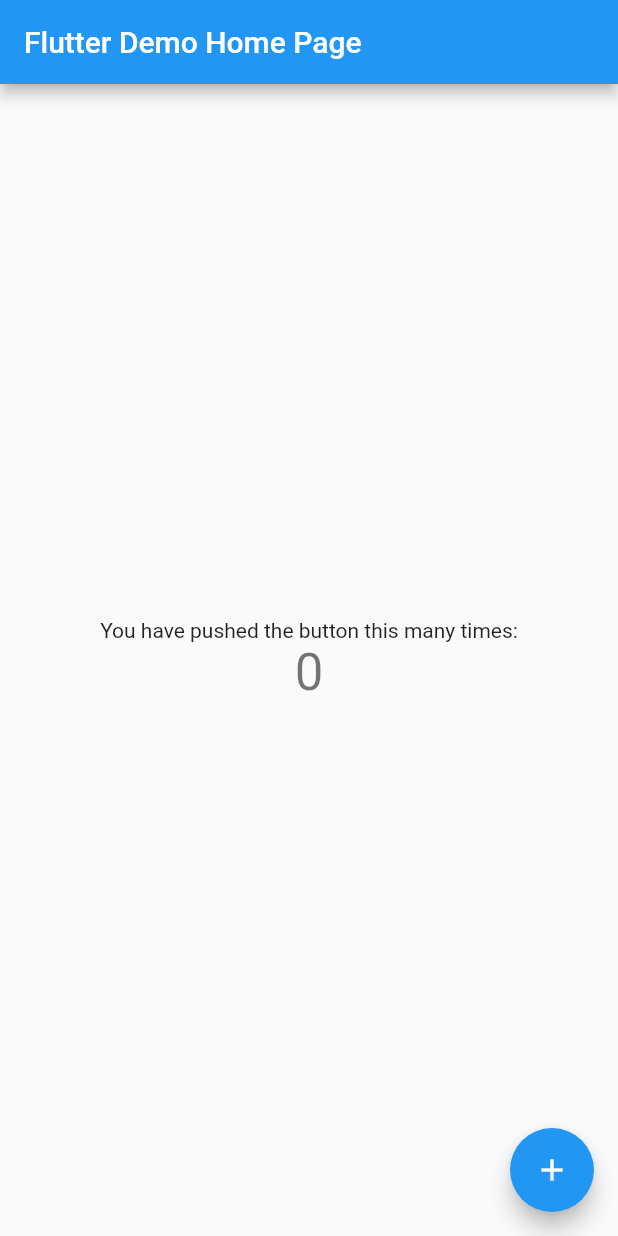
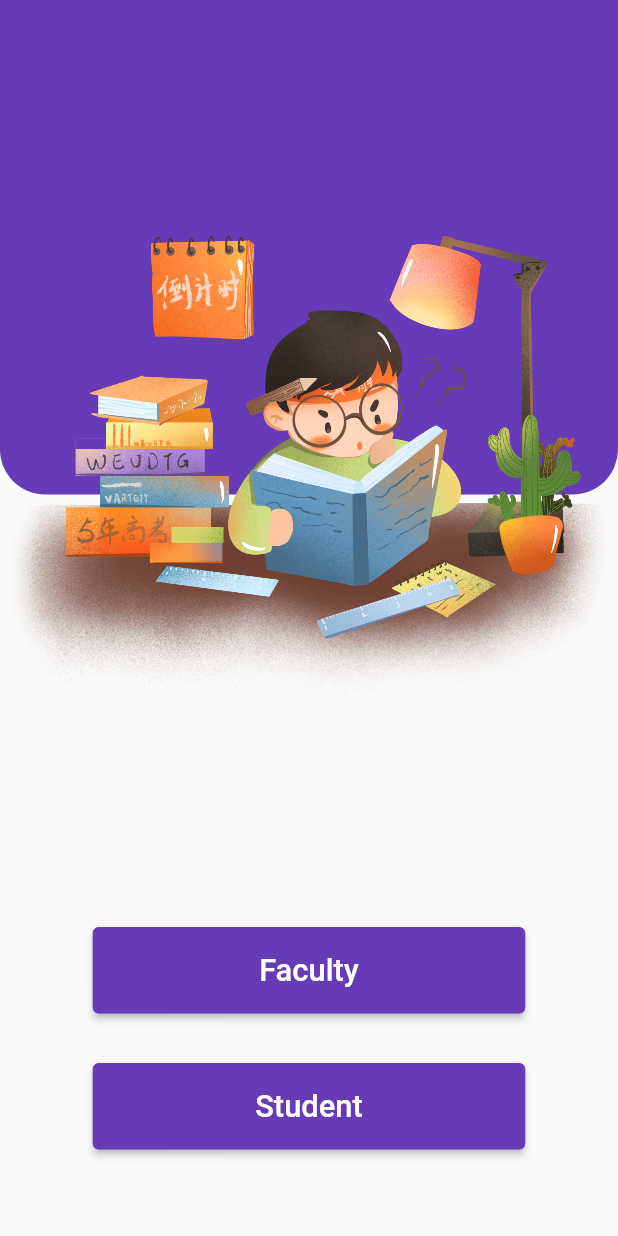
Before and after one commit to subhambiswas377flutternml/e-xam, a Flutter app: the screen it shows after launch, on a phone screen of 412 x 824 dp. Run offline on Flutter 3.47's test engine with Material 2 defaults, Android fonts, the phone set to English and light mode, and no system bars; our stand-ins replace page_transition; missing offline and left inert: flutter_gen_core.

Commit message:
created auth and select pages

```diff
--- a/lib/main.dart
+++ b/lib/main.dart
@@ -1,115 +1,27 @@
-import 'package:flutter/material.dart';
+import 'package:exam/util/barrel.dart';
+import 'package:exam/screens/type_page.dart';
+import 'package:flutter/services.dart';
 
-void main() {
+Future<void> main() async
+{
+  WidgetsFlutterBinding.ensureInitialized();
+  SystemChrome.setPreferredOrientations([
+    DeviceOrientation.portraitDown,
+    DeviceOrientation.portraitUp,
+  ]);
+  SystemChrome.setEnabledSystemUIMode(SystemUiMode.manual, overlays: []);
   runApp(const MyApp());
 }
 
-class MyApp extends StatelessWidget {
-  const MyApp({Key? key}) : super(key: key);
 
-  // This widget is the root of your application.
+class MyApp extends StatelessWidget
+{
+  const MyApp({Key? key}):super(key: key);
   @override
-  Widget build(BuildContext context) {
+  Widget build(BuildContext context)
+  {
     return MaterialApp(
-      title: 'Flutter Demo',
-      theme: ThemeData(
-        // This is the theme of your application.
-        //
-        // Try running your application with "flutter run". You'll see the
-        // application has a blue toolbar. Then, without quitting the app, try
-        // changing the primarySwatch below to Colors.green and then invoke
-        // "hot reload" (press "r" in the console where you ran "flutter run",
-        // or simply save your changes to "hot reload" in a Flutter IDE).
-        // Notice that the counter didn't reset back to zero; the application
-        // is not restarted.
-        primarySwatch: Colors.blue,
-      ),
-      home: const MyHomePage(title: 'Flutter Demo Home Page'),
+      home: TypePage(),
     );
   }
 }
-
-class MyHomePage extends StatefulWidget {
-  const MyHomePage({Key? key, required this.title}) : super(key: key);
-
-  // This widget is the home page of your application. It is stateful, meaning
-  // that it has a State object (defined below) that contains fields that affect
-  // how it looks.
-
-  // This class is the configuration for the state. It holds the values (in this
-  // case the title) provided by the parent (in this case the App widget) and
-  // used by the build method of the State. Fields in a Widget subclass are
-  // always marked "final".
-
-  final String title;
-
-  @override
-  State<MyHomePage> createState() => _MyHomePageState();
-}
-
-class _MyHomePageState extends State<MyHomePage> {
-  int _counter = 0;
-
-  void _incrementCounter() {
-    setState(() {
-      // This call to setState tells the Flutter framework that something has
-      // changed in this State, which causes it to rerun the build method below
-      // so that the display can reflect the updated values. If we changed
-      // _counter without calling setState(), then the build method would not be
-      // called again, and so nothing would appear to happen.
-      _counter++;
-    });
-  }
-
-  @override
-  Widget build(BuildContext context) {
-    // This method is rerun every time setState is called, for instance as done
-    // by the _incrementCounter method above.
-    //
-    // The Flutter framework has been optimized to make rerunning build methods
-    // fast, so that you can just rebuild anything that needs updating rather
-    // than having to individually change instances of widgets.
-    return Scaffold(
-      appBar: AppBar(
-        // Here we take the value from the MyHomePage object that was created by
-        // the App.build method, and use it to set our appbar title.
-        title: Text(widget.title),
-      ),
-      body: Center(
-        // Center is a layout widget. It takes a single child and positions it
-        // in the middle of the parent.
-        child: Column(
-          // Column is also a layout widget. It takes a list of children and
-          // arranges them vertically. By default, it sizes itself to fit its
-          // children horizontally, and tries to be as tall as its parent.
-          //
-          // Invoke "debug painting" (press "p" in the console, choose the
-          // "Toggle Debug Paint" action from the Flutter Inspector in Android
-          // Studio, or the "Toggle Debug Paint" command in Visual Studio Code)
-          // to see the wireframe for each widget.
-          //
-          // Column has various properties to control how it sizes itself and
-          // how it positions its children. Here we use mainAxisAlignment to
-          // center the children vertically; the main axis here is the vertical
-          // axis because Columns are vertical (the cross axis would be
-          // horizontal).
-          mainAxisAlignment: MainAxisAlignment.center,
-          children: <Widget>[
-            const Text(
-              'You have pushed the button this many times:',
-            ),
-            Text(
-              '$_counter',
-              style: Theme.of(context).textTheme.headline4,
-            ),
-          ],
-        ),
-      ),
-      floatingActionButton: FloatingActionButton(
-        onPressed: _incrementCounter,
-        tooltip: 'Increment',
-        child: const Icon(Icons.add),
-      ), // This trailing comma makes auto-formatting nicer for build methods.
-    );
-  }
-}
--- /dev/null
+++ b/lib/screens/type_page.dart
@@ -0,0 +1,99 @@
+import 'package:exam/util/barrel.dart';
+import 'package:exam/screens/auth_page.dart';
+
+class TypePage extends StatelessWidget
+{
+  final AuthType _authType = AuthType();
+  TypePage({Key? key}):super(key: key);
+
+  @override
+  Widget build(BuildContext context)
+  {
+    MediaQueryData _info = MediaQuery.of(context);
+    return Scaffold(
+      body: Column(
+        children: [
+          // Orange Widget
+          SizedBox(
+            height: _info.size.height*0.6,
+            width: _info.size.width,
+            child: Stack(
+              children: [
+                Container(
+                  height: _info.size.height*0.4,
+                  width: _info.size.width,
+                  decoration: const BoxDecoration(
+                      color: KColors.themeColor,
+                      borderRadius: BorderRadius.only(
+                          bottomLeft: Radius.circular(30),
+                          bottomRight: Radius.circular(30),
+                      )
+                  ),
+                ),
+
+                // Image
+                Positioned(
+                  child: Align(
+                    alignment: Alignment.bottomCenter,
+                    child: Assets.images.exam1.image(),
+                  ),
+                ),
+              ],
+            ),
+          ),
+          const Spacer(),
+          // Faculty Buttons
+          SizedBox(
+            height: _info.size.height*0.07,
+            width: _info.size.width*0.7,
+            child: ElevatedButton(
+              child: const Text("Faculty"),
+              onPressed: (){
+                _authType.currentAuthType = authPerson.faculty;
+                Navigator.of(context).push(
+                    PageTransition(
+                      type: PageTransitionType.rightToLeft,
+                      child: const AuthPage(),
+                    )
+                );
+              },
+              style: ElevatedButton.styleFrom(
+                primary: KColors.themeColor,
+                textStyle: TextStyle(
+                  fontSize: _info.size.width*0.05,
+                  fontWeight: FontWeight.w500,
+                )
+              ),
+            ),
+          ),
+          SizedBox(height: _info.size.height*0.04,),
+          // Student
+          SizedBox(
+            height: _info.size.height*0.07,
+            width: _info.size.width*0.7,
+            child: ElevatedButton(
+              child: const Text("Student"),
+              onPressed: (){
+                _authType.currentAuthType = authPerson.faculty;
+                Navigator.of(context).push(
+                  PageTransition(
+                    type: PageTransitionType.rightToLeft,
+                    child: const AuthPage(),
+                  )
+                );
+              },
+              style: ElevatedButton.styleFrom(
+                  primary: KColors.themeColor,
+                  textStyle: TextStyle(
+                    fontSize: _info.size.width*0.05,
+                    fontWeight: FontWeight.w500,
+                  )
+              ),
+            ),
+          ),
+          SizedBox(height: _info.size.height*0.07,),
+        ],
+      ),
+    );
+  }
+}
--- /dev/null
+++ b/lib/singletone/auth_type.dart
@@ -0,0 +1,18 @@
+enum authPerson
+{
+  faculty,
+  student,
+}
+
+class AuthType
+{
+  static final AuthType _authType = AuthType.internal();
+
+  factory AuthType()
+  {
+    return _authType;
+  }
+  AuthType.internal();
+
+  var currentAuthType;
+}
--- /dev/null
+++ b/lib/util/colors.dart
@@ -0,0 +1,7 @@
+import 'package:flutter/material.dart';
+
+
+class KColors
+{
+  static const themeColor = Colors.deepPurple;
+}
```
Also changed, not shown: lib/gen/assets.gen.dart (added, +70 -0 lines), lib/screens/auth_page.dart (added, +76 -0 lines), lib/util/barrel.dart (added, +7 -0 lines), pubspec.yaml (+6 -3 lines), assets/images/exam1.png (added), pubspec.lock.
